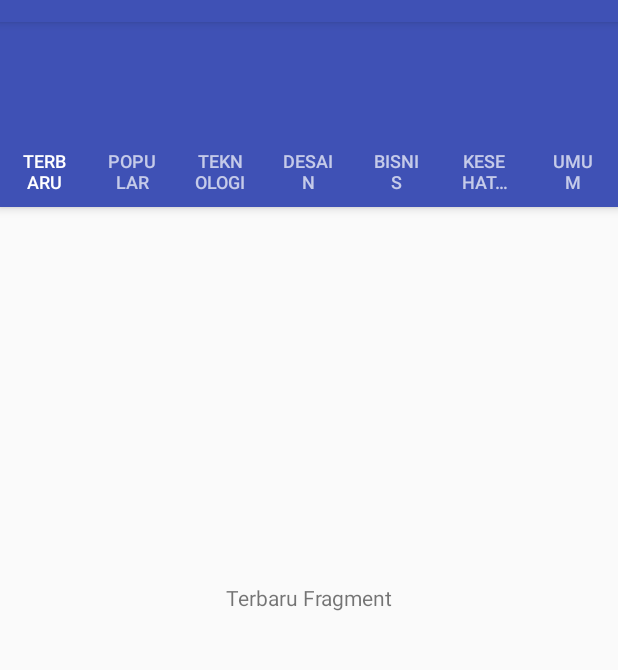
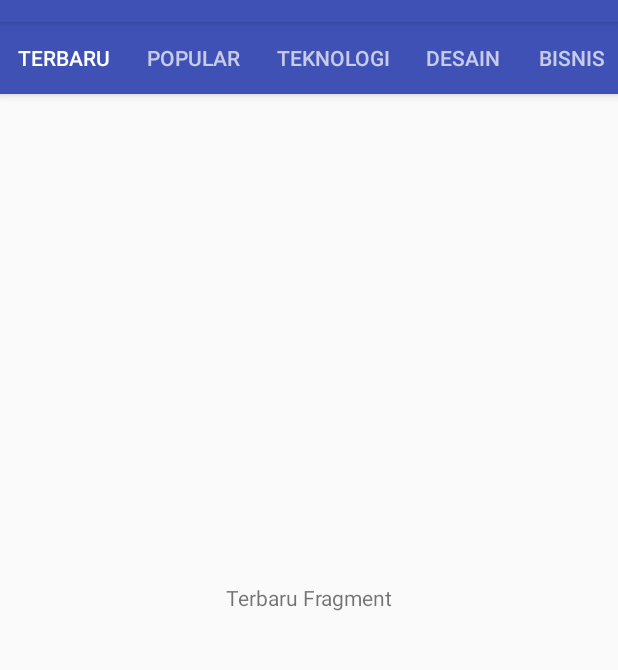
Before and after one commit to lathifrdp/ipb_connect, an Android app: the fragment SharingFragment placed in its activity, on a phone screen of 412 x 824 dp, the part 62-732 px from its top. Run offline under Robolectric (Android 15) with nearby library versions, the phone set to English and light mode, and no system bars; our stand-ins replace CircleImageView; libraries missing offline, so code that uses them is left out: com.github.mikephil.charting; 4 statements that could not run were skipped.

Commit message:
hapus toolbar dan buat tablayout

```diff
--- a/app/src/main/res/layout/fragment_sharing.xml
+++ b/app/src/main/res/layout/fragment_sharing.xml
@@ -9,26 +9,26 @@
         android:layout_width="match_parent"
         android:layout_height="wrap_content"
         android:theme="@style/ThemeOverlay.AppCompat.Dark.ActionBar">
-    <TextView
-        android:id="@+id/sharingFragment"
-        android:layout_width="match_parent"
-        android:layout_height="match_parent"
-        tools:text="Sharing Fragment"/>
+    <!--<TextView-->
+        <!--android:id="@+id/sharingFragment"-->
+        <!--android:layout_width="match_parent"-->
+        <!--android:layout_height="match_parent"-->
+        <!--tools:text="Sharing Fragment"/>-->
 
-        <android.support.v7.widget.Toolbar
-            android:id="@+id/toolbar"
-            android:layout_width="match_parent"
-            android:layout_height="?attr/actionBarSize"
-            android:background="?attr/colorPrimary"
-            app:layout_scrollFlags="scroll|enterAlways"
-            app:popupTheme="@style/ThemeOverlay.AppCompat.Light" />
+        <!--<android.support.v7.widget.Toolbar-->
+            <!--android:id="@+id/toolbar"-->
+            <!--android:layout_width="match_parent"-->
+            <!--android:layout_height="?attr/actionBarSize"-->
+            <!--android:background="?attr/colorPrimary"-->
+            <!--app:layout_scrollFlags="scroll|enterAlways"-->
+            <!--app:popupTheme="@style/ThemeOverlay.AppCompat.Light" />-->
 
         <android.support.design.widget.TabLayout
             android:id="@+id/tabs"
             android:layout_width="match_parent"
             android:layout_height="wrap_content"
-            app:tabGravity="fill"
-            app:tabMode="fixed"/>
+            app:tabGravity="center"
+            app:tabMode="scrollable"/>
     </android.support.design.widget.AppBarLayout>
 
     <android.support.v4.view.ViewPager
```
